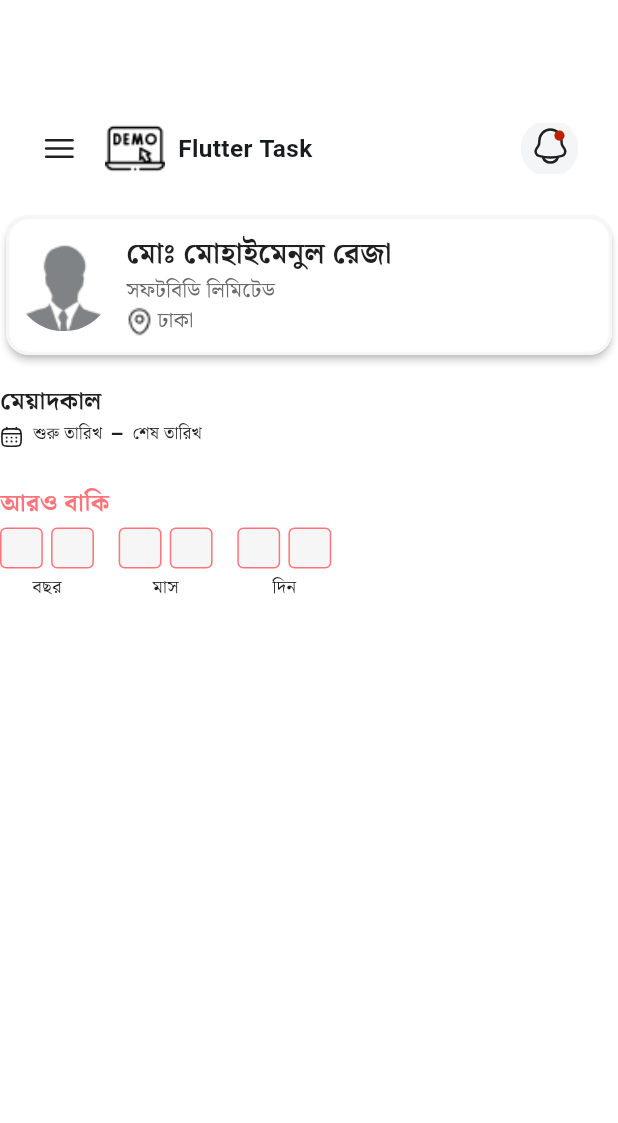
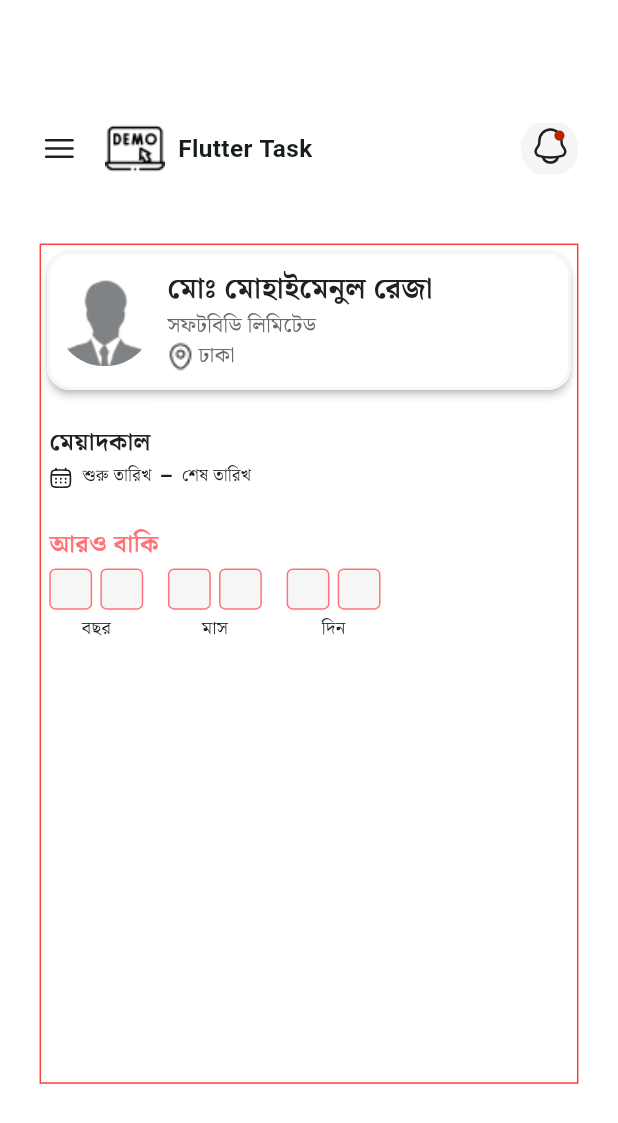
Before and after one commit to hossain-eee/Assginment-Project, a Flutter app: the screen it shows after launch, on a phone screen of 412 x 824 dp. Shown: the top 1123 px of the screen. Run offline on Flutter 3.47's test engine with Material 3 defaults, Android fonts, the phone set to English and light mode, and no system bars; our stand-ins replace flutter_screenutil, flutter_svg, get, google_fonts.

Commit message:
#1 Container for entire body content and put UserInfo and date picker widget there

```diff
--- a/lib/presentation/ui/screens/home_screen.dart
+++ b/lib/presentation/ui/screens/home_screen.dart
@@ -22,13 +22,44 @@ class HomeScreen extends StatelessWidget {
             const HomeAppbar(),
             // HomeAppbar2(),
             // content
-            const UserInfo(),
+            Padding(
+              padding: EdgeInsets.only(
+                left: 24.w,
+                right: 24.w,
+                top: 22.h,
+              ),
+              child: Container(
+                width: 327.w,
+                height: 552.h,
+                decoration:
+                    BoxDecoration(border: Border.all(color: Colors.red)),
+                child: Column(
+                  children: [
+                    UserInfo(),
+                    SizedBox(
+                      height: 20.h,
+                    ),
+                    //timer section
+                    Row(
+                      children: [
+                        //ProgressBar
+                        SizedBox(
+                          width: 5.w,
+                        ),
+                        DateRangePicker(),
+                      ],
+                    )
+                  ],
+                ),
+              ),
+            ),
+
             SizedBox(
               height: 16.h,
             ),
             //timer
             // CircularProgressBar(),
-            DateRangePicker(),
+
             Container(),
             //bottomNavAppbar
             SizedBox(
```
